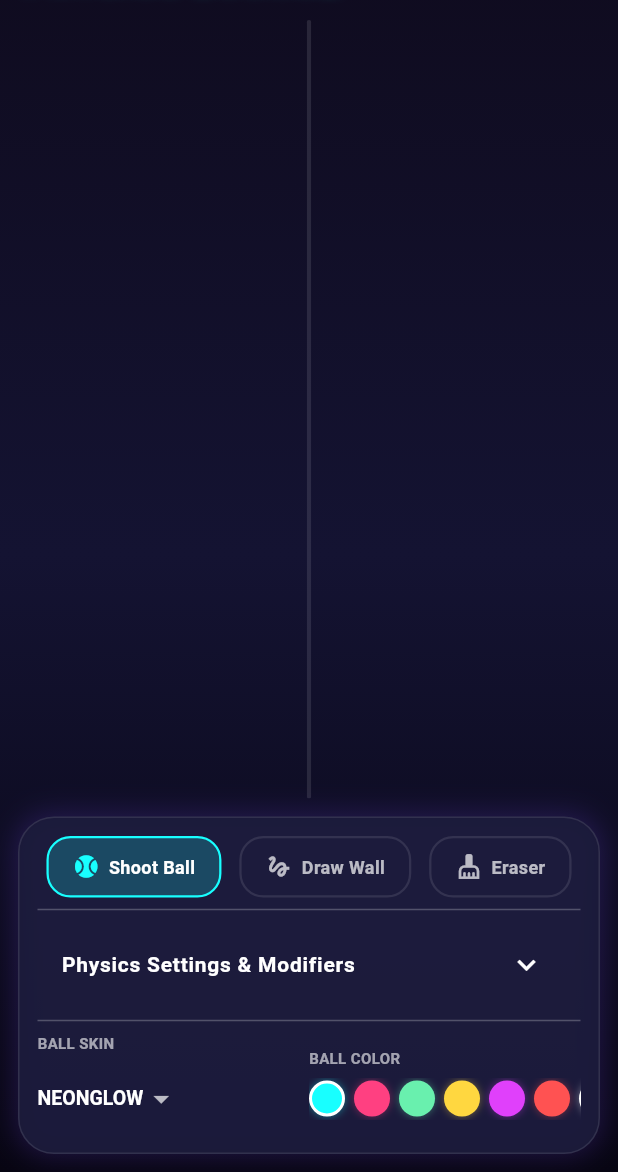
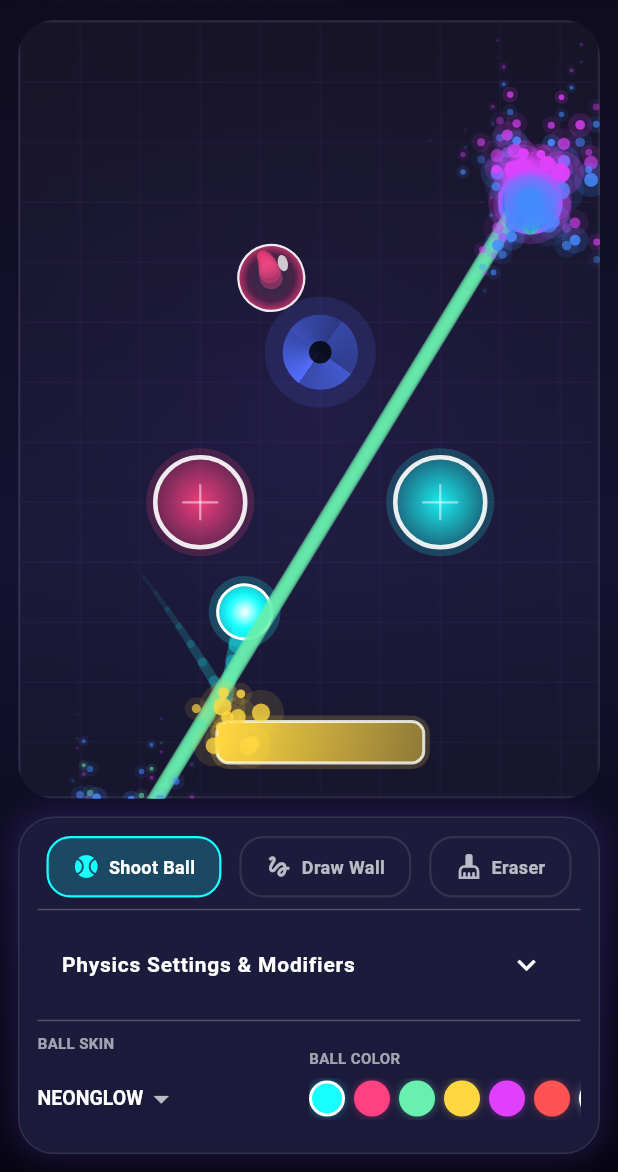
Before and after one commit to t89134487-ui/androidbounceball, a Flutter app: the screen it shows after launch, on a phone screen of 412 x 824 dp, the part 64-1236 px from its top. Run offline on Flutter 3.47's test engine with Material 3 defaults, Android fonts, the phone set to English and light mode, and no system bars.

Commit message:
Fix: Restore full size play area in Stack by removing Positioned.fill
- Removed Positioned.fill wrapper around CustomPaint layers and set Stack fit to StackFit.expand. This prevents the Stack layout from collapsing into a one-dimensional vertical line, ensuring the playground is beautifully visible at full dimensions.
- Kept the performance optimizations intact (ValueNotifier repaint triggers, non-repainting GridPainter, RepaintBoundary isolation, and high-performance translucent shapes).

Co-authored-by: t89134487-ui <230557745+t89134487-ui@users.noreply.github.com>

```diff
--- a/lib/widgets/physics_playground.dart
+++ b/lib/widgets/physics_playground.dart
@@ -643,18 +643,16 @@ class _PhysicsPlaygroundState extends State<PhysicsPlayground> with SingleTicker
                         onPanEnd: _handlePanEnd,
                         child: RepaintBoundary(
                           child: Stack(
+                            fit: StackFit.expand,
                             children: [
                               // 1. Static/reusable background space grid
                               if (_showGrid)
-                                Positioned.fill(
-                                  child: CustomPaint(
+                                CustomPaint(
                                   size: Size.infinite,
                                   painter: GridPainter(themeColor: _currentThemeColor),
                                 ),
-                                ),
                               // 2. High performance separate drawing/bumper/ball layer (fully optimized updates via RepaintNotifier)
-                              Positioned.fill(
-                                child: CustomPaint(
+                              CustomPaint(
                                 size: Size.infinite,
                                 painter: CustomCanvasPainter(
                                   repaint: _canvasRepaintNotifier,
@@ -666,15 +664,12 @@ class _PhysicsPlaygroundState extends State<PhysicsPlayground> with SingleTicker
                                   themeColor: _currentThemeColor,
                                 ),
                               ),
-                              ),
                               // 3. High performance separate particle layer (fully optimized updates via RepaintNotifier)
-                              Positioned.fill(
-                                child: CustomPaint(
+                              CustomPaint(
                                 size: Size.infinite,
                                 painter: ParticlePainter(
                                   repaint: _canvasRepaintNotifier,
                                   particles: _particles,
-                                  ),
                                 ),
                               ),
                               // Helper tutorial banner
```
Lines whose indentation alone changed are shown as unchanged.
